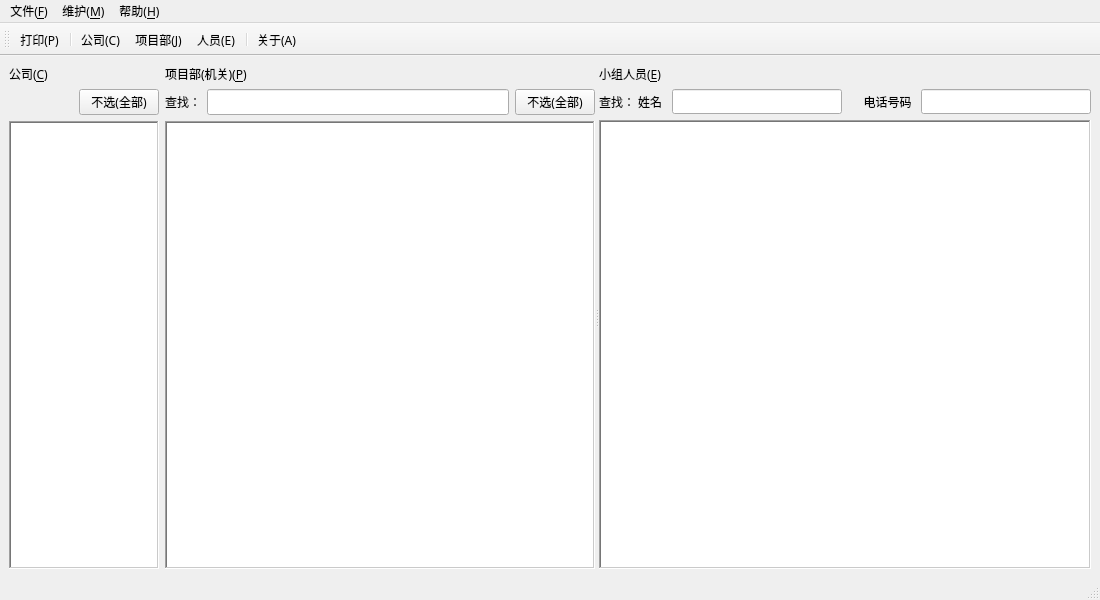
First picture: the form in mainwindow.ui, repository hbsxcjp/yingji, before the edit.
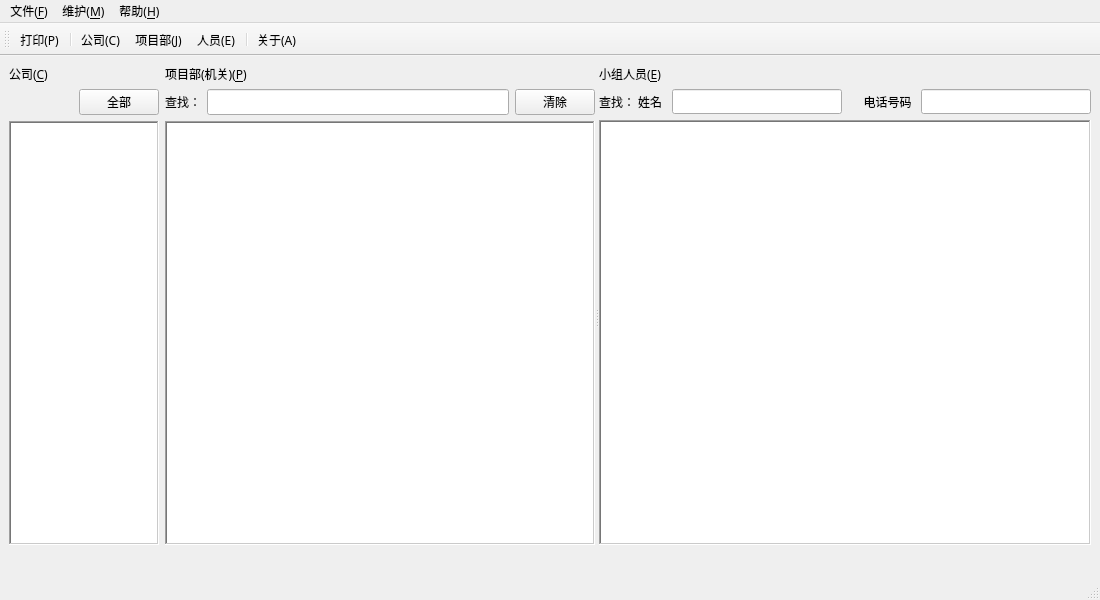
Second picture: the form after the edit. Icons and pictures are not drawn.

```diff
--- a/mainwindow.ui
+++ b/mainwindow.ui
@@ -103,7 +103,7 @@
            <enum>Qt::LeftToRight</enum>
           </property>
           <property name="text">
-           <string>不选(全部)</string>
+           <string>全部</string>
           </property>
           <property name="flat">
            <bool>false</bool>
@@ -167,6 +167,24 @@
         </attribute>
        </widget>
       </item>
+      <item>
+       <widget class="QLabel" name="comLabel">
+        <property name="maximumSize">
+         <size>
+          <width>150</width>
+          <height>16777215</height>
+         </size>
+        </property>
+        <property name="font">
+         <font>
+          <pointsize>10</pointsize>
+         </font>
+        </property>
+        <property name="text">
+         <string/>
+        </property>
+       </widget>
+      </item>
      </layout>
     </item>
     <item>
@@ -174,7 +192,7 @@
       <property name="orientation">
        <enum>Qt::Horizontal</enum>
       </property>
-      <widget class="QWidget" name="">
+      <widget class="QWidget" name="layoutWidget">
        <layout class="QVBoxLayout" name="verticalLayout_2">
         <item>
          <widget class="QLabel" name="label_2">
@@ -244,7 +262,7 @@
           <item>
            <widget class="QPushButton" name="proPushButton">
             <property name="text">
-             <string>不选(全部)</string>
+             <string>清除</string>
             </property>
            </widget>
           </item>
@@ -311,9 +329,21 @@
           </attribute>
          </widget>
         </item>
+        <item>
+         <widget class="QLabel" name="proLabel">
+          <property name="font">
+           <font>
+            <pointsize>10</pointsize>
+           </font>
+          </property>
+          <property name="text">
+           <string/>
+          </property>
+         </widget>
+        </item>
        </layout>
       </widget>
-      <widget class="QWidget" name="">
+      <widget class="QWidget" name="layoutWidget">
        <layout class="QVBoxLayout" name="verticalLayout_3">
         <item>
          <widget class="QLabel" name="label_3">
@@ -427,6 +457,18 @@
           </attribute>
          </widget>
         </item>
+        <item>
+         <widget class="QLabel" name="empLabel">
+          <property name="font">
+           <font>
+            <pointsize>10</pointsize>
+           </font>
+          </property>
+          <property name="text">
+           <string/>
+          </property>
+         </widget>
+        </item>
        </layout>
       </widget>
      </widget>
```
Left out of the diff: 13 changed lines with no effect on the pictures.
